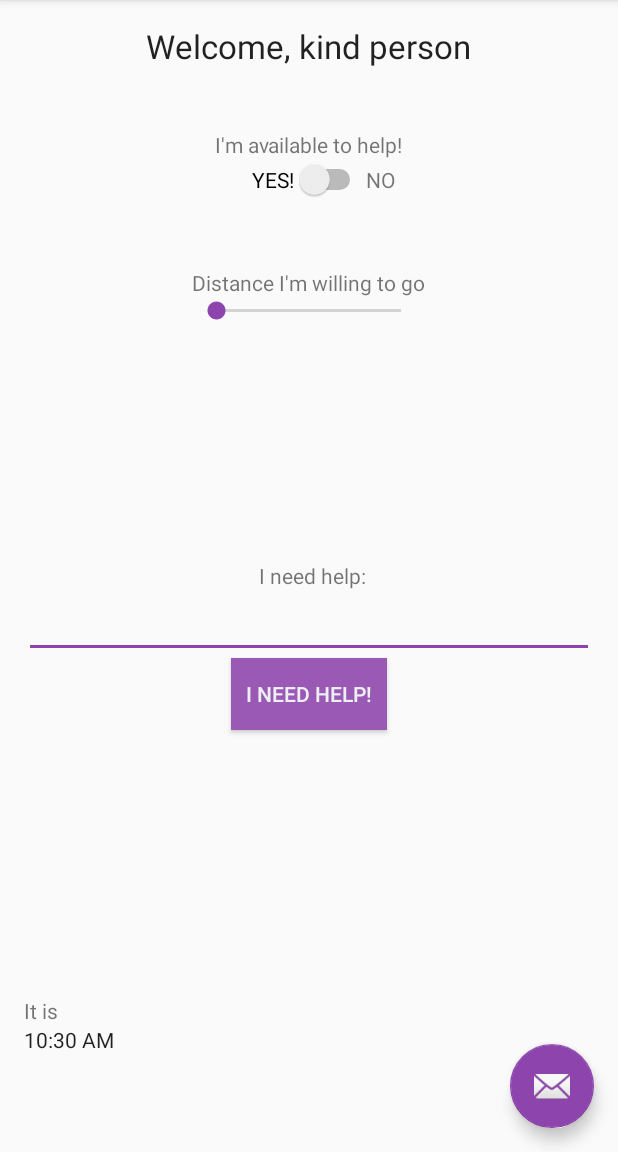
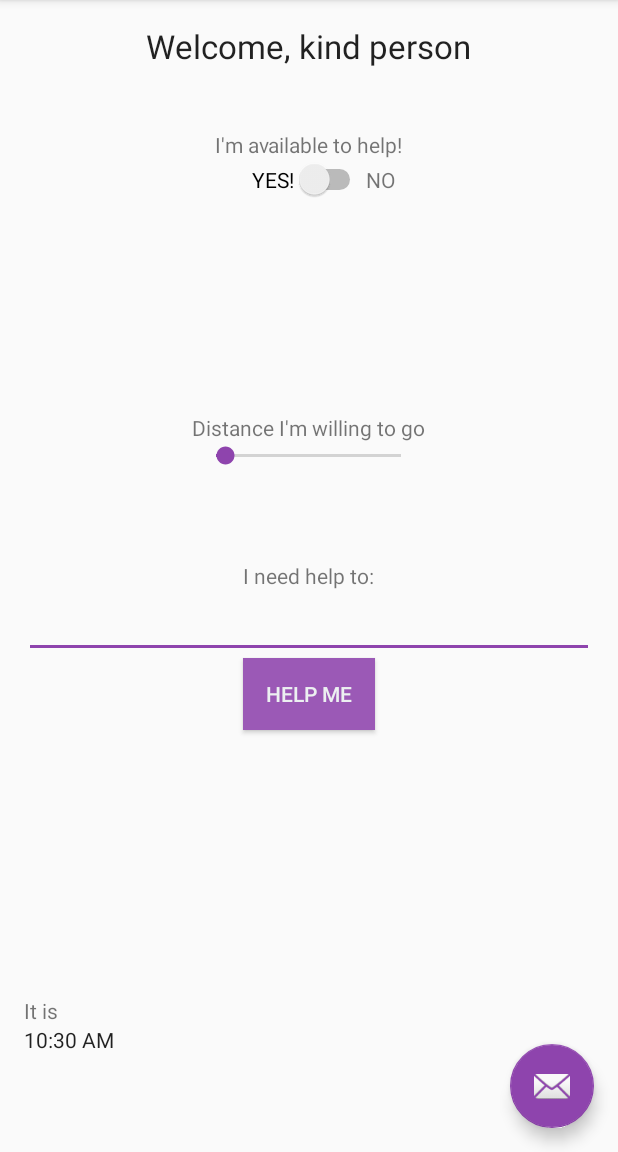
Before and after one commit to hongdazeng/YHack, an Android app: the screen it shows after launch (MainActivity), on a phone screen of 412 x 824 dp, the part 84-1236 px from its top. Run offline under Robolectric (Android 15) with nearby library versions, the light colour scheme and no system bars.

Commit message:
working design

```diff
--- a/KindHearts/app/src/main/res/layout/content_main.xml
+++ b/KindHearts/app/src/main/res/layout/content_main.xml
@@ -41,7 +41,7 @@
     <Button
         android:layout_width="wrap_content"
         android:layout_height="wrap_content"
-        android:text="   I need help!   "
+        android:text="   Help Me   "
         android:id="@+id/button"
         android:background="#9b59b6"
         android:textColor="#ecf0f1"
@@ -51,10 +51,10 @@
     <TextView
         android:layout_width="wrap_content"
         android:layout_height="wrap_content"
-        android:text="I need help:"
+        android:text="I need help to:"
         android:id="@+id/textView3"
         android:layout_centerVertical="true"
-        android:layout_alignEnd="@+id/switch1" />
+        android:layout_centerHorizontal="true" />
 
     <EditText
         android:layout_width="wrap_content"
@@ -96,16 +96,19 @@
         android:textAppearance="?android:attr/textAppearanceSmall"
         android:text="Distance I&apos;m willing to go"
         android:id="@+id/textView6"
-        android:layout_below="@+id/switch1"
-        android:layout_centerHorizontal="true"
-        android:layout_marginTop="45dp" />
+        android:layout_above="@+id/seekBar"
+        android:layout_centerHorizontal="true" />
 
     <SeekBar
         android:layout_width="wrap_content"
         android:layout_height="wrap_content"
         android:id="@+id/seekBar"
-        android:layout_below="@+id/textView6"
+        android:layout_marginBottom="61dp"
+        android:layout_above="@+id/textView3"
         android:layout_alignStart="@+id/textView6"
-        android:layout_alignEnd="@+id/textView6" />
+        android:layout_alignEnd="@+id/textView6"
+        android:indeterminate="false"
+        android:max="100"
+        android:progress="5" />
 
 </RelativeLayout>
```
